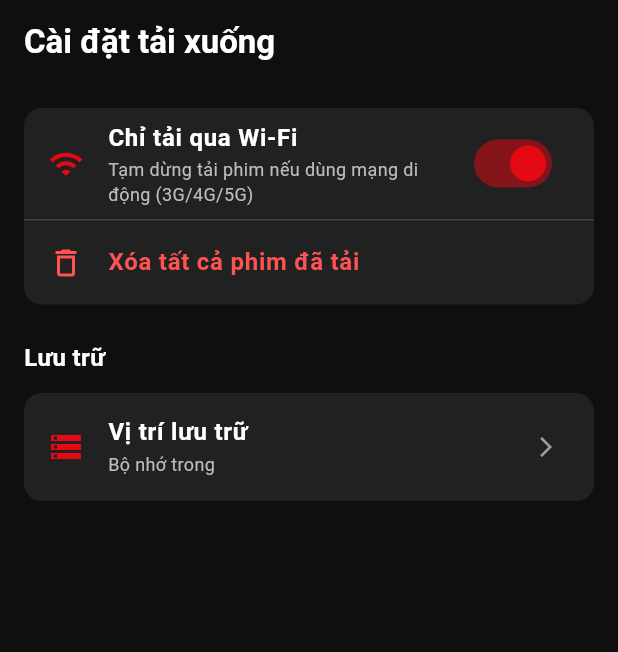
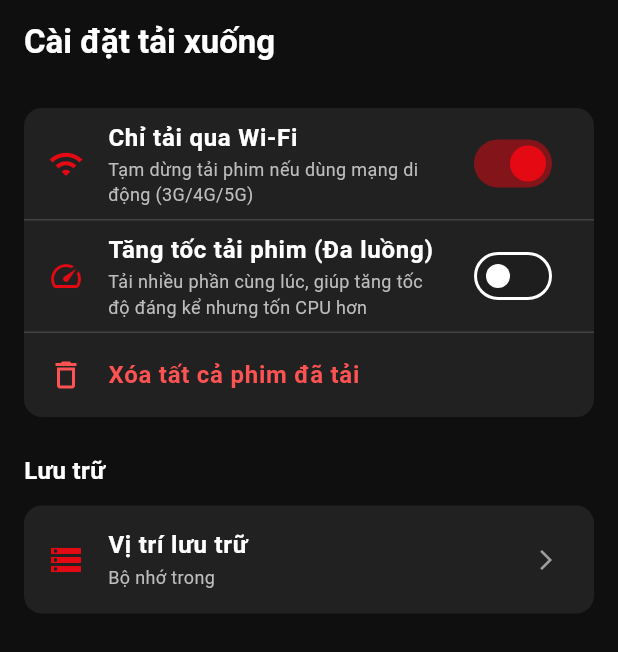
Before and after one commit to tuilakhoa/PhimTop1-CMS, a Flutter app: the DownloadSettingsScreen screen opened by its route, on a phone screen of 412 x 824 dp. Shown: the top 652 px of the screen. Run offline on Flutter 3.47's test engine with Material 3 defaults, Android fonts, the phone set to English and light mode, and no system bars; our stand-ins replace app_links, cached_network_image, chewie, connectivity_plus, dio, firebase_analytics and 13 more; missing offline and left inert: flutter_background, home_widget, network_info_plus, simple_pip_mode; accounts and stored records are empty.

Commit message:
feat(app): add multi-thread download option for faster offline viewing

```diff
--- a/phimtop1_flutter/lib/screens/download_settings_screen.dart
+++ b/phimtop1_flutter/lib/screens/download_settings_screen.dart
@@ -143,6 +143,27 @@ class _DownloadSettingsScreenState extends State<DownloadSettingsScreen> {
                   ),
                 ),
                 Divider(color: isDark ? Colors.grey[800] : Colors.grey[300], height: 1),
+                FutureBuilder<bool>(
+                  future: SharedPreferences.getInstance().then((prefs) => prefs.getBool('multi_thread_download') ?? false),
+                  builder: (context, snapshot) {
+                    bool multiThread = snapshot.data ?? false;
+                    return ListTile(
+                      leading: Icon(Icons.speed, color: Theme.of(context).primaryColor),
+                      title: Text('Tăng tốc tải phim (Đa luồng)', style: TextStyle(color: textColor, fontWeight: FontWeight.bold)),
+                      subtitle: Text('Tải nhiều phần cùng lúc, giúp tăng tốc độ đáng kể nhưng tốn CPU hơn', style: TextStyle(color: isDark ? Colors.grey[400] : Colors.grey[600], fontSize: 12)),
+                      trailing: Switch(
+                        value: multiThread,
+                        activeColor: Theme.of(context).primaryColor,
+                        onChanged: (val) async {
+                          final prefs = await SharedPreferences.getInstance();
+                          await prefs.setBool('multi_thread_download', val);
+                          setState(() {}); // trigger rebuild
+                        },
+                      ),
+                    );
+                  },
+                ),
+                Divider(color: isDark ? Colors.grey[800] : Colors.grey[300], height: 1),
                 ListTile(
                   leading: const Icon(Icons.delete_outline, color: Colors.redAccent),
                   title: const Text('Xóa tất cả phim đã tải', style: TextStyle(color: Colors.redAccent, fontWeight: FontWeight.bold)),
```
Also changed, not shown: phimtop1_flutter/lib/providers/download_provider.dart (+41 -30 lines).
